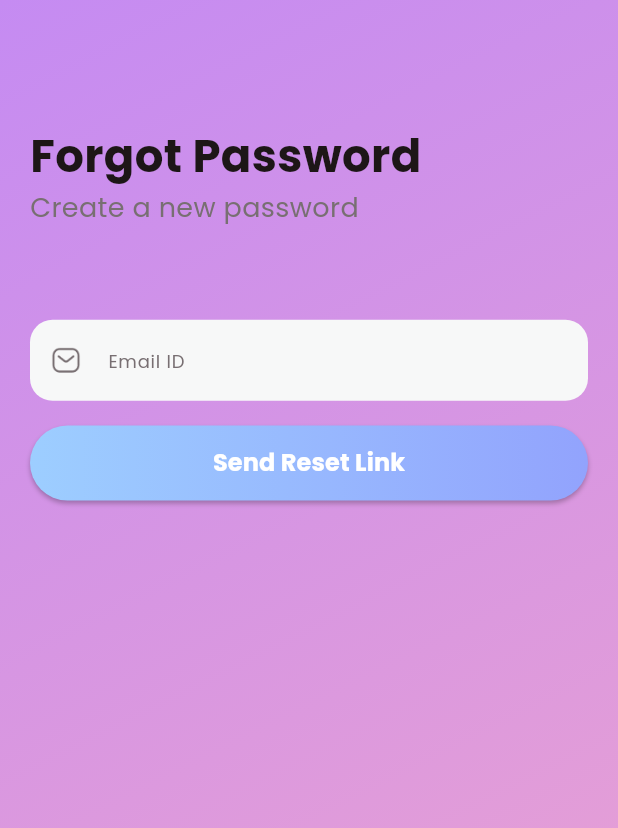
After one commit to devdominic2004/stepsync, a Flutter app: the screen it shows after launch, after a tap on "Forgot Password?", on a phone screen of 412 x 824 dp. The commit adds this screen. Shown: the top 828 px of the screen. Run offline on Flutter 3.47's test engine with Material 3 defaults, Android fonts, the phone set to English and light mode, and no system bars; our stand-ins replace firebase_auth, firebase_core, fl_chart, get; accounts and stored records are empty; network calls fail.

Commit message:
Describe what you changed

```diff
--- a/lib/main.dart
+++ b/lib/main.dart
@@ -1,8 +1,12 @@
 import 'package:firebase_core/firebase_core.dart';
 import 'package:flutter/material.dart';
+import 'package:get/get_navigation/src/root/get_material_app.dart';
 import 'package:stepsync/common/color_extension.dart';
+// import 'package:stepsync/view/login/forgot_password.dart';
+import 'package:stepsync/view/login/login_view.dart';
 // import 'package:stepsync/view/on_boarding/on_boarding_view.dart';
-import 'package:stepsync/view/on_boarding/started_view.dart';
+// import 'package:stepsync/view/on_boarding/started_view.dart';
+// import 'package:stepsync/wrapper.dart';
 
 void main() async {
   WidgetsFlutterBinding.ensureInitialized();
@@ -16,7 +20,7 @@ class MyApp extends StatelessWidget {
   // This widget is the root of your application.
   @override
   Widget build(BuildContext context) {
-    return MaterialApp(
+    return GetMaterialApp(
       title: 'StepSync',
       debugShowCheckedModeBanner: false,
       theme: ThemeData(
@@ -38,7 +42,7 @@ class MyApp extends StatelessWidget {
         primaryColor: TColor.primaryColor1,
         fontFamily: "Poppins",
       ),
-      home: const StartedView(),
+      home: const LoginView(),
     );
   }
 }
--- /dev/null
+++ b/lib/view/login/forgot_password.dart
@@ -0,0 +1,121 @@
+import 'package:firebase_auth/firebase_auth.dart';
+import 'package:flutter/material.dart';
+import 'package:stepsync/common/color_extension.dart';
+import 'package:stepsync/common_widget/round_button.dart';
+import 'package:stepsync/common_widget/round_text_field.dart';
+
+class ForgotPassword extends StatefulWidget {
+  const ForgotPassword({super.key});
+
+  @override
+  State<ForgotPassword> createState() => _ForgotPasswordState();
+}
+
+class _ForgotPasswordState extends State<ForgotPassword> {
+  TextEditingController email = TextEditingController();
+
+  reset() async {
+    await FirebaseAuth.instance.sendPasswordResetEmail(
+      email: email.text.trim(),
+    );
+  }
+
+  @override
+  Widget build(BuildContext context) {
+    var media = MediaQuery.of(context).size;
+    return Scaffold(
+      backgroundColor: TColor.white,
+      body: Container(
+        width: media.width,
+        decoration: BoxDecoration(
+          gradient: LinearGradient(
+            colors: TColor.secondaryG,
+            begin: Alignment.topLeft,
+            end: Alignment.bottomRight,
+          ),
+        ),
+        child: Column(
+          mainAxisAlignment: MainAxisAlignment.start,
+          crossAxisAlignment: CrossAxisAlignment.start,
+
+          children: [
+            SizedBox(height: media.width * 0.2),
+
+            Padding(
+              padding: const EdgeInsets.symmetric(horizontal: 20),
+              child: Text(
+                "Forgot Password",
+                style: TextStyle(
+                  color: TColor.black,
+                  fontSize: 30,
+                  fontWeight: FontWeight.w700,
+                ),
+              ),
+            ),
+
+            Padding(
+              padding: const EdgeInsets.symmetric(horizontal: 20),
+              child: Text(
+                "Create a new password",
+                style: TextStyle(color: TColor.gray, fontSize: 18),
+              ),
+            ),
+
+            SizedBox(height: media.width * 0.15),
+
+            Padding(
+              padding: const EdgeInsets.symmetric(horizontal: 20),
+              child: RoundTextField(
+                hintText: "Email ID",
+                icon: "assets/img/email.png",
+                keyboardType: TextInputType.emailAddress,
+                controller: email,
+              ),
+            ),
+
+            SizedBox(height: media.width * 0.04),
+
+            Padding(
+              padding: const EdgeInsets.symmetric(horizontal: 20),
+              child: RoundButton(
+                title: "Send Reset Link",
+                onPressed: (() => reset()),
+              ),
+            ),
+
+            const Spacer(),
+
+            // SafeArea(
+            //   child: Padding(
+            //     padding: const EdgeInsets.symmetric(horizontal: 15),
+            //     child: RoundButton(
+            //       title: "Get Started",
+            //       type:
+            //           isChangeColor
+            //               ? RoundButtonType.textGradient
+            //               : RoundButtonType.bgGradient,
+            //       onPressed: () {
+            //         if (isChangeColor) {
+            //           //Go next screen
+            //           Navigator.push(
+            //             context,
+            //             MaterialPageRoute(
+            //               builder: (context) => const OnBoardingView(),
+            //             ),
+            //           );
+            //         } else {
+            //           //Change color
+            //           setState(() {
+            //             isChangeColor = true;
+            //           });
+            //         }
+            //       },
+            //     ),
+            //   ),
+            // ),
+          ],
+        ),
+      ),
+    );
+  }
+}
--- a/lib/view/login/login_view.dart
+++ b/lib/view/login/login_view.dart
@@ -1,8 +1,11 @@
+import 'package:firebase_auth/firebase_auth.dart';
 import 'package:flutter/material.dart';
+import 'package:get/get_core/src/get_main.dart';
+import 'package:get/get_navigation/get_navigation.dart';
 import 'package:stepsync/common/color_extension.dart';
 import 'package:stepsync/common_widget/round_button.dart';
 import 'package:stepsync/common_widget/round_text_field.dart';
-import 'package:stepsync/view/login/complete_profile_view.dart';
+import 'package:stepsync/view/login/forgot_password.dart';
 import 'package:stepsync/view/login/signup_view.dart';
 
 class LoginView extends StatefulWidget {
@@ -13,11 +16,41 @@ class LoginView extends StatefulWidget {
 }
 
 class _LoginViewState extends State<LoginView> {
-  bool isCheck = false;
-  bool isObscure = true;
+  TextEditingController email = TextEditingController();
+  TextEditingController password = TextEditingController();
+
+  void signIn(
+    TextEditingController emailController,
+    TextEditingController passwordController,
+  ) async {
+    try {
+      UserCredential userCredential = await FirebaseAuth.instance
+          .signInWithEmailAndPassword(
+            email: emailController.text.trim(),
+            password: passwordController.text.trim(),
+          );
+
+      if (userCredential.user != null) {
+        // ✅ Login successful – Navigate to dashboard
+        Navigator.pushReplacementNamed(context, 'dashboard');
+      } else {
+        // 🛑 Login failed – Show error
+        ScaffoldMessenger.of(
+          context,
+        ).showSnackBar(SnackBar(content: Text('Login failed')));
+      }
+    } catch (e) {
+      // 🛑 Error while logging in (invalid email, wrong password, etc.)
+      ScaffoldMessenger.of(
+        context,
+      ).showSnackBar(SnackBar(content: Text('Invalid Email or Password')));
+    }
+  }
+
   @override
   Widget build(BuildContext context) {
     var media = MediaQuery.of(context).size;
+
     return Scaffold(
       backgroundColor: TColor.white,
       body: SingleChildScrollView(
@@ -49,21 +82,18 @@ class _LoginViewState extends State<LoginView> {
                   hintText: "Email ID",
                   icon: "assets/img/email.png",
                   keyboardType: TextInputType.emailAddress,
+                  controller: email,
                 ),
 
                 SizedBox(height: media.width * 0.04),
 
                 RoundTextField(
+                  controller: password,
                   hintText: "Password",
                   icon: "assets/img/lock.png",
-                  obscureText: isObscure,
-                  keyboardType: TextInputType.visiblePassword,
+                  obscureText: true,
                   rightIcon: TextButton(
-                    onPressed: () {
-                      setState(() {
-                        isObscure = !isObscure;
-                      });
-                    },
+                    onPressed: () {},
                     child: Container(
                       alignment: Alignment.center,
                       width: 20,
@@ -79,18 +109,32 @@ class _LoginViewState extends State<LoginView> {
                   ),
                 ),
 
-                SizedBox(height: media.width * 0.9),
+                SizedBox(height: media.width * 0.85),
 
                 RoundButton(
                   title: "Login",
                   onPressed: () {
-                    Navigator.push(
-                      context,
-                      MaterialPageRoute(
-                        builder: (context) => const CompleteProfileView(),
-                      ),
-                    );
+                    if (email.text.isEmpty || password.text.isEmpty) {
+                      ScaffoldMessenger.of(context).showSnackBar(
+                        const SnackBar(
+                          content: Text("Please enter both email and password"),
+                          backgroundColor: Colors.red,
+                        ),
+                      );
+                    } else {
+                      signIn(
+                        email,
+                        password,
+                      ); // ✅ Firebase check with error handling
+                    }
                   },
+                ),
+
+                SizedBox(height: media.width * 0.04),
+
+                RoundButton(
+                  title: "Forgot Password?",
+                  onPressed: (() => Get.to(ForgotPassword())),
                 ),
 
                 SizedBox(height: media.width * 0.04),
@@ -98,12 +142,10 @@ class _LoginViewState extends State<LoginView> {
                 Row(
                   children: [
                     Expanded(child: Container(height: 1, color: TColor.gray)),
-
                     Text(
                       "  OR  ",
                       style: TextStyle(color: TColor.black, fontSize: 10),
                     ),
-
                     Expanded(child: Container(height: 1, color: TColor.gray)),
                   ],
                 ),
@@ -137,14 +179,8 @@ class _LoginViewState extends State<LoginView> {
                 SizedBox(height: media.width * 0.04),
 
                 TextButton(
-                  onPressed: () {
-                    Navigator.push(
-                      context,
-                      MaterialPageRoute(
-                        builder: (context) => const SignUpView(),
-                      ),
-                    );
-                  },
+                  onPressed: (() => Get.to(SignUpView())),
+
                   child: Row(
                     mainAxisSize: MainAxisSize.min,
                     children: [
--- a/lib/view/on_boarding/started_view.dart
+++ b/lib/view/on_boarding/started_view.dart
@@ -32,8 +32,10 @@ class _StartedViewState extends State<StartedView> {
         ),
         child: Column(
           mainAxisAlignment: MainAxisAlignment.center,
+
           children: [
             const Spacer(),
+
             Text(
               "StepSync",
               style: TextStyle(
```
Also changed, not shown: lib/view/home/home_view.dart (+13 -0 lines), lib/view/login/signup_view.dart (+31 -27 lines), lib/wrapper.dart (+31 -0 lines).
